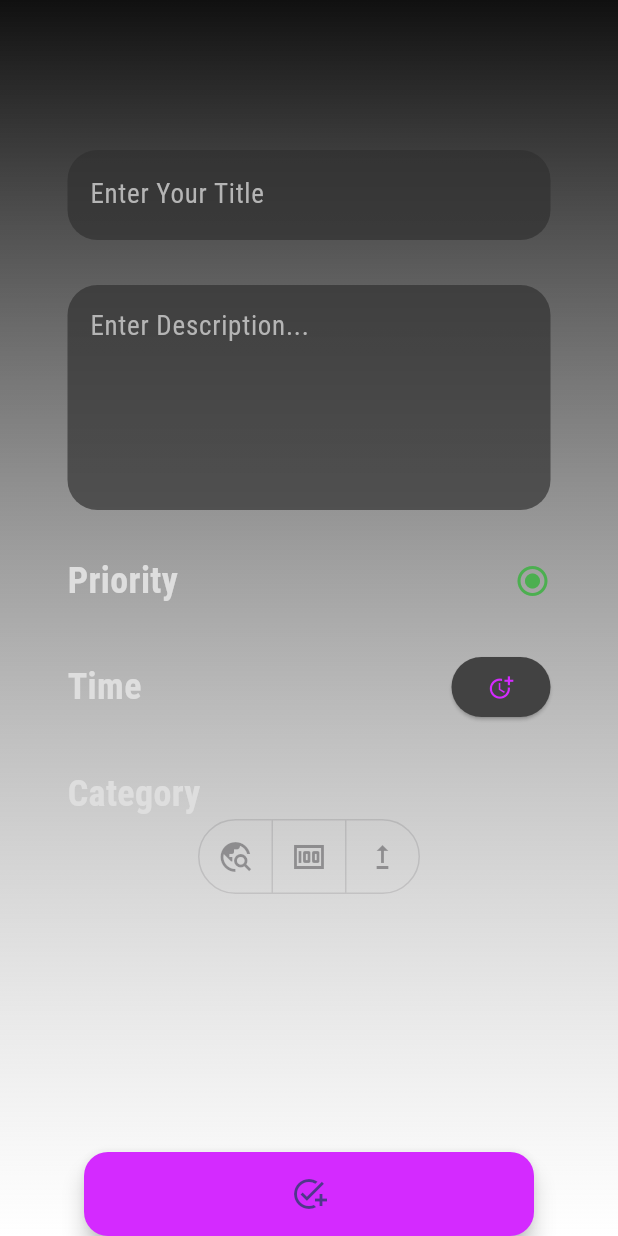
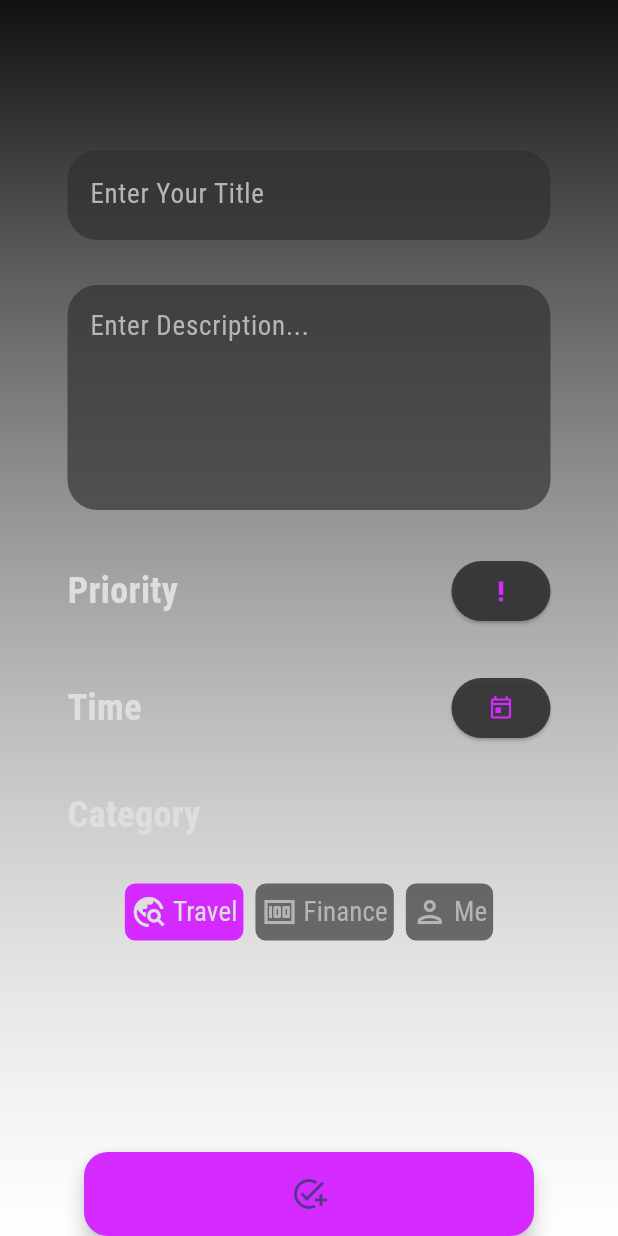
Before and after one commit to roman-shestopalka/strokee, a Flutter app: the screen it shows after launch, after a tap on the "task alt" icon, on a phone screen of 412 x 824 dp. Run offline on Flutter 3.47's test engine with Material 2 defaults, Android fonts, the phone set to English and light mode, and no system bars; drawn by our look-alikes of buttons_tabbar; our stand-ins replace hive, hive_flutter, table_calendar; accounts and stored records are empty; generated files the repository leaves out were written again.

Commit message:
markUp task screeen with minimal save HIVE logic

```diff
--- a/lib/data/hive/hive_model/task_form_widget_model.dart
+++ b/lib/data/hive/hive_model/task_form_widget_model.dart
@@ -7,7 +7,6 @@ class TaskWidgetModel {
   var titleName = ' ';
 
   void taskSave(BuildContext context) async {
-    print(titleName);
     if (titleName.isEmpty) return;
     if (!Hive.isAdapterRegistered(1)) {
       Hive.registerAdapter(TaskAdapter());
--- a/lib/presentation/common/app_colors.dart
+++ b/lib/presentation/common/app_colors.dart
@@ -7,7 +7,10 @@ class AppColors {
   static const mainColor = Color(0xFFD42AFF);
 
   // ui colors
-  static const uiColor = Color(0xFF424242);
+  static const uiColor = Color(0xE02F2F2F);
+  static const textFieldColr = Color(0xAC2F2F2F);
+  static const categoryItemColor = Color(0xFF8D8D8D);
+  static const splashColor = Color(0x3DD42AFF);
 
   // point colors
   static const ornPointColor = Color(0xffFF842C);
--- a/lib/presentation/common/app_text_styles.dart
+++ b/lib/presentation/common/app_text_styles.dart
@@ -15,12 +15,18 @@ class AppTextStyles {
       fontSize: 24,
       color: Color(0xFFDEDEDE));
 
-  static const defaultTextStyle = TextStyle(
+  static const defaultTextStyleGr = TextStyle(
       fontFamily: 'RobotoCondensed',
       fontWeight: FontWeight.normal,
       fontSize: 18,
       color: Color(0xFFB5B5B5));
 
+  static const defaultTextStyleWh = TextStyle(
+      fontFamily: 'RobotoCondensed',
+      fontWeight: FontWeight.normal,
+      fontSize: 18,
+      color: Color(0xFFDEDEDE));
+
   static const navBarStyle = TextStyle(
       fontFamily: 'RobotoCondensed', fontWeight: FontWeight.bold, fontSize: 18);
 }
--- a/lib/presentation/common/ui/ui_cards.dart
+++ b/lib/presentation/common/ui/ui_cards.dart
@@ -30,16 +30,14 @@ class UiCard extends StatelessWidget {
                   CardHeader(headerCardText: headerName),
                   Row(
                     children: [
+                      //TODO: Column for more subtask (in future update)
                       Column(
                         crossAxisAlignment: CrossAxisAlignment.start,
                         children: const [
                           CardCont(
-                            cardItem: 'Launch',
+                            cardItem: 'Прочитати книжку до 30 сторінки',
                             colorItem: Colors.green,
                           ),
-                          CardCont(
-                              cardItem: 'Reading books',
-                              colorItem: Colors.yellow),
                         ],
                       ),
                     ],
@@ -101,7 +99,7 @@ class CardCont extends StatelessWidget {
             padding: const EdgeInsets.only(
               left: 10,
             ),
-            child: Text(cardItem, style: AppTextStyles.defaultTextStyle),
+            child: Text(cardItem, style: AppTextStyles.defaultTextStyleGr),
           )
         ],
       ),
--- a/lib/presentation/features/home/home_screen.dart
+++ b/lib/presentation/features/home/home_screen.dart
@@ -1,5 +1,6 @@
 import 'package:flutter/material.dart';
 import 'package:strokee/presentation/common/app_colors.dart';
+import 'package:strokee/presentation/common/app_text_styles.dart';
 import 'package:strokee/presentation/common/ui/ui_cards.dart';
 import 'package:strokee/presentation/features/task/add_task_screen.dart';
 import 'package:table_calendar/table_calendar.dart';
@@ -45,7 +46,7 @@ class _HomeScreenState extends State<HomeScreen> {
                   child: Container(
                     decoration: BoxDecoration(
                         borderRadius: BorderRadius.circular(30),
-                        color: const Color.fromARGB(225, 47, 47, 47)),
+                        color: AppColors.uiColor),
                     width: 390,
                     height: 390,
                     child: const Padding(
@@ -93,10 +94,10 @@ class TaskBtn extends StatelessWidget {
                 MaterialPageRoute(
                     builder: ((context) => const AddTaskScreen())));
           },
-          backgroundColor: const Color(0xFF2F2F2F),
+          backgroundColor: AppColors.uiColor,
           child: const Icon(
             Icons.task_alt,
-            color: Color(0xFFD42AFF),
+            color: AppColors.mainColor,
           ),
         ),
       ),
@@ -114,16 +115,12 @@ class Calendar extends StatelessWidget {
     return TableCalendar(
         headerVisible: false,
         calendarStyle: const CalendarStyle(
-            todayTextStyle: TextStyle(color: Colors.white, fontSize: 16),
-            weekendTextStyle: TextStyle(color: Color(0xFFB5B5B5), fontSize: 16),
-            defaultTextStyle: TextStyle(color: Color(0xFFB5B5B5), fontSize: 16),
-            outsideTextStyle: TextStyle(color: Color(0xFFCD43F0))),
+            todayTextStyle: AppTextStyles.defaultTextStyleGr,
+            weekendTextStyle: AppTextStyles.defaultTextStyleGr,
+            defaultTextStyle: AppTextStyles.defaultTextStyleGr,
+            outsideTextStyle: TextStyle(color: AppColors.mainColor)),
         focusedDay: DateTime.now(),
         firstDay: DateTime.utc(2010, 10, 16),
         lastDay: DateTime.utc(2040, 3, 14));
   }
 }
-
-
-//TODO: refactoring
-//TODO: custom calendar
--- a/lib/presentation/features/task/add_task_screen.dart
+++ b/lib/presentation/features/task/add_task_screen.dart
@@ -1,3 +1,4 @@
+import 'package:buttons_tabbar/buttons_tabbar.dart';
 import 'package:flutter/material.dart';
 
 import 'package:strokee/data/hive/hive_model/task_form_widget_model.dart';
@@ -26,7 +27,7 @@ class TaskModalWidgetBody extends StatelessWidget {
 
   @override
   Widget build(BuildContext context) {
-    List<bool> _selections = List.generate(3, (index) => false);
+    List<bool> selections = List.generate(3, (index) => false);
     return Container(
       decoration: const BoxDecoration(
           gradient: LinearGradient(
@@ -72,31 +73,23 @@ class TaskModalWidgetBody extends StatelessWidget {
                   ),
                 ),
                 const Padding(
+                    padding: EdgeInsets.only(top: 30),
+                    child: TaskCustomWidget(
+                      name: 'Priority',
+                      widget: Icon(
+                        Icons.priority_high_outlined,
+                        color: AppColors.mainColor,
+                      ),
+                    )),
+                const Padding(
                   padding: EdgeInsets.only(top: 30),
                   child: TaskCustomWidget(
-                    name: 'Priority',
+                    name: 'Time',
                     widget: Icon(
-                      Icons.radio_button_checked_outlined,
-                      color: Colors.green,
+                      Icons.today_outlined,
+                      color: AppColors.mainColor,
                     ),
                   ),
-                ),
-                Padding(
-                  padding: const EdgeInsets.only(
-                    top: 30,
-                  ),
-                  child: TaskCustomWidget(
-                      name: 'Time',
-                      widget: ElevatedButton(
-                        style: ButtonStyle(
-                            backgroundColor:
-                                MaterialStateProperty.all(AppColors.uiColor)),
-                        onPressed: () {},
-                        child: const Icon(
-                          Icons.more_time,
-                          color: AppColors.mainColor,
-                        ),
-                      )),
                 ),
                 Padding(
                   padding: const EdgeInsets.only(top: 30),
@@ -109,15 +102,36 @@ class TaskModalWidgetBody extends StatelessWidget {
                   ),
                 ),
 
-                ToggleButtons(
-                  children: [
-                    Icon(Icons.travel_explore),
-                    Icon(Icons.money),
-                    Icon(Icons.upgrade),
-                  ],
-                  isSelected: _selections,
-                  selectedColor: AppColors.mainColor,
-                  borderRadius: BorderRadius.circular(30),
+                Padding(
+                  padding: const EdgeInsets.only(top: 25),
+                  child: DefaultTabController(
+                      length: 3,
+                      child: Column(
+                        children: [
+                          ButtonsTabBar(
+                              backgroundColor: AppColors.mainColor,
+                              unselectedBackgroundColor:
+                                  AppColors.textFieldColr,
+                              splashColor: AppColors.splashColor,
+                              labelStyle: AppTextStyles.defaultTextStyleWh,
+                              unselectedLabelStyle:
+                                  AppTextStyles.defaultTextStyleGr,
+                              tabs: const [
+                                Tab(
+                                  icon: Icon(Icons.travel_explore),
+                                  text: 'Travel',
+                                ),
+                                Tab(
+                                  icon: Icon(Icons.money),
+                                  text: 'Finance',
+                                ),
+                                Tab(
+                                  icon: Icon(Icons.person_outlined),
+                                  text: 'Me',
+                                )
+                              ])
+                        ],
+                      )),
                 )
               ],
             ),
@@ -146,7 +160,11 @@ class TaskCustomWidget extends StatelessWidget {
           name,
           style: AppTextStyles.subHeaderTextStyle,
         ),
-        widget,
+        ElevatedButton(
+            style: ButtonStyle(
+                backgroundColor: MaterialStateProperty.all(AppColors.uiColor)),
+            onPressed: () {},
+            child: widget),
       ],
     );
   }
@@ -172,18 +190,18 @@ class TextFieldWidget extends StatelessWidget {
         width: width,
         height: height,
         decoration: BoxDecoration(
-            color: const Color.fromARGB(173, 47, 47, 47),
+            color: AppColors.textFieldColr,
             borderRadius: BorderRadius.circular(20)),
         child: Padding(
           padding: const EdgeInsets.only(top: 5, bottom: 5, left: 15),
           child: TextField(
             maxLines: maxLine,
-            style: AppTextStyles.defaultTextStyle,
+            style: AppTextStyles.defaultTextStyleGr,
             cursorColor: AppColors.mainColor,
             decoration: InputDecoration(
                 border: InputBorder.none,
                 hintText: hintText,
-                hintStyle: AppTextStyles.defaultTextStyle),
+                hintStyle: AppTextStyles.defaultTextStyleGr),
             onChanged: (value) =>
                 TaskWidgetModelProvider.read(context)?.model.titleName = value,
             onEditingComplete: () =>
--- a/pubspec.yaml
+++ b/pubspec.yaml
@@ -19,6 +19,7 @@ dependencies:
   table_calendar: ^3.0.6
   hive: ^2.2.2
   hive_flutter: ^1.1.0
+  buttons_tabbar: ^1.3.6
 
 
 
```
Also changed, not shown: pubspec.lock.
